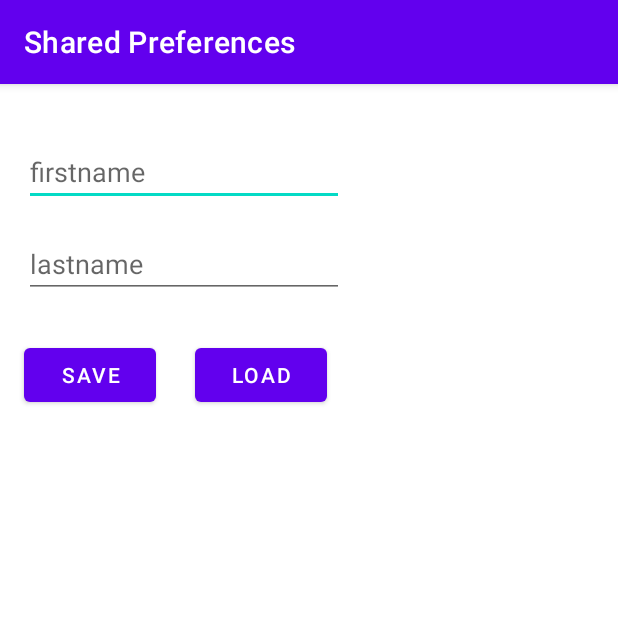
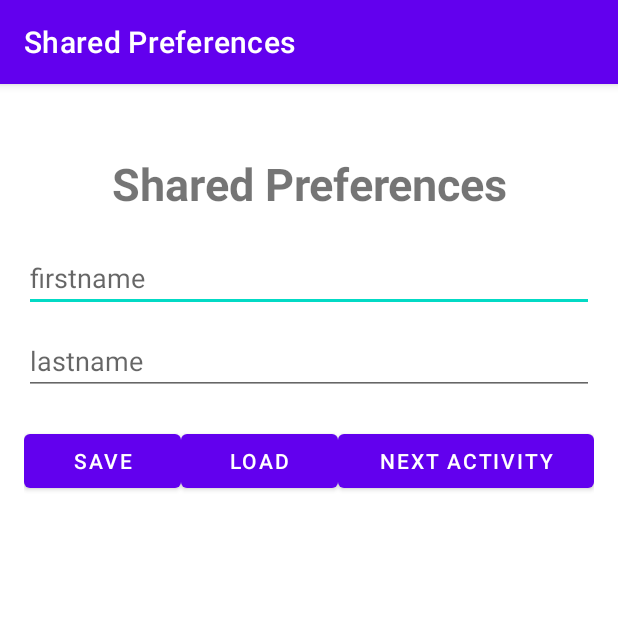
Before and after one commit to Yunizanika/Pertemuan-9-3, an Android app: the screen it shows after launch (MainActivity), on a phone screen of 412 x 824 dp, the top half of it. Run offline under Robolectric (Android 15) with nearby library versions, the phone set to English and light mode, and no system bars.

Commit message:
Shared Preferences

```diff
--- a/app/src/main/AndroidManifest.xml
+++ b/app/src/main/AndroidManifest.xml
@@ -10,6 +10,9 @@
         android:supportsRtl="true"
         android:theme="@style/Theme.SharedPreferences">
         <activity
+            android:name=".SecondActivity"
+            android:exported="false" />
+        <activity
             android:name=".MainActivity"
             android:exported="true">
             <intent-filter>
--- a/app/src/main/java/id/polbeng/yun/sharedpreferences/MainActivity.kt
+++ b/app/src/main/java/id/polbeng/yun/sharedpreferences/MainActivity.kt
@@ -1,6 +1,7 @@
 package id.polbeng.yun.sharedpreferences
 
 import android.content.Context
+import android.content.Intent
 import androidx.appcompat.app.AppCompatActivity
 import android.os.Bundle
 import android.widget.Toast
@@ -11,7 +12,9 @@ class MainActivity : AppCompatActivity() {
         super.onCreate(savedInstanceState)
         setContentView(R.layout.activity_main)
 
-        val pref = getPreferences(Context.MODE_PRIVATE)
+        val filename = "$packageName TESTFILE"
+        val pref = getSharedPreferences(filename, Context.MODE_PRIVATE)
+
         btnsave.setOnClickListener {
             val editor = pref.edit()
             editor.putString("lastname", txtlastname.text.toString())
@@ -19,11 +22,17 @@ class MainActivity : AppCompatActivity() {
             editor.apply()
             Toast.makeText(this, "Saved Data", Toast.LENGTH_LONG).show()
         }
+
         btnload.setOnClickListener {
             val mlastname = pref.getString("lastname","")
             val mfirstname = pref.getString("firstname", "")
             val moutput = "$mfirstname $mlastname"
             txtoutput.text = moutput
+        }
+
+        btnSecondActivity.setOnClickListener {
+            val intent = Intent(this@MainActivity, SecondActivity::class.java)
+            startActivity(intent)
         }
     }
 
--- a/app/src/main/res/layout/activity_main.xml
+++ b/app/src/main/res/layout/activity_main.xml
@@ -1,66 +1,82 @@
 <?xml version="1.0" encoding="utf-8"?>
-<androidx.constraintlayout.widget.ConstraintLayout xmlns:android="http://schemas.android.com/apk/res/android"
+<RelativeLayout xmlns:android="http://schemas.android.com/apk/res/android"
     xmlns:app="http://schemas.android.com/apk/res-auto"
     xmlns:tools="http://schemas.android.com/tools"
     android:layout_width="match_parent"
     android:layout_height="match_parent"
-    tools:context=".MainActivity">
+    tools:context=".MainActivity"
+    android:padding="16dp">
 
+    <LinearLayout
+        android:id="@+id/llInputText"
+        android:layout_width="match_parent"
+        android:layout_height="wrap_content"
+        android:layout_below="@+id/tvJudul"
+        android:layout_marginTop="20dp"
+        android:orientation="vertical">
+        <EditText
+            android:id="@+id/txtfirstname"
+            android:layout_width="match_parent"
+            android:layout_height="wrap_content"
+            android:hint="@string/first_name"
+            android:inputType="textPersonName"
+            android:autofillHints="" />
+
+        <EditText
+            android:id="@+id/txtlastname"
+            android:layout_width="match_parent"
+            android:layout_height="wrap_content"
+            android:layout_marginTop="10dp"
+            android:hint="@string/last_name"
+            android:inputType="textPersonName"
+            android:autofillHints="" />
+    </LinearLayout>
+
+    <LinearLayout
+        android:id="@+id/llButton"
+        android:layout_width="match_parent"
+        android:layout_height="wrap_content"
+        android:layout_below="@+id/llInputText"
+        android:layout_marginTop="20dp"
+        android:orientation="horizontal"
+        android:weightSum="10">
         <Button
             android:id="@+id/btnsave"
             android:layout_width="wrap_content"
             android:layout_height="wrap_content"
-        android:layout_marginStart="16dp"
-        android:text="@string/save"
-        app:layout_constraintBaseline_toBaselineOf="@+id/btnload"
-        app:layout_constraintStart_toStartOf="parent" />
-
+            android:layout_weight="3"
+            android:text="@string/save"/>
         <Button
             android:id="@+id/btnload"
             android:layout_width="wrap_content"
             android:layout_height="wrap_content"
-        android:layout_marginEnd="11dp"
-        android:layout_marginTop="27dp"
-        android:text="@string/load"
-        app:layout_constraintEnd_toEndOf="@+id/txtlastname"
-        app:layout_constraintTop_toBottomOf="@+id/txtlastname" />
-
-    <EditText
-        android:id="@+id/txtfirstname"
+            android:layout_weight="3"
+            android:text="@string/load"/>
+        <Button
+            android:id="@+id/btnSecondActivity"
             android:layout_width="wrap_content"
             android:layout_height="wrap_content"
-        android:layout_marginStart="16dp"
-        android:layout_marginTop="36dp"
-        android:ems="10"
-        android:inputType="textPersonName"
-        android:hint="@string/first_name"
-        app:layout_constraintStart_toStartOf="parent"
-        app:layout_constraintTop_toTopOf="parent"
-        android:autofillHints="" />
-
-    <EditText
-        android:id="@+id/txtlastname"
-
-        android:layout_width="wrap_content"
-        android:layout_height="wrap_content"
-        android:layout_marginStart="16dp"
-        android:layout_marginTop="16dp"
-        android:ems="10"
-        android:inputType="textPersonName"
-        android:hint="@string/last_name"
-        app:layout_constraintStart_toStartOf="parent"
-        app:layout_constraintTop_toBottomOf="@+id/txtfirstname"
-        android:autofillHints="" />
+            android:layout_weight="4"
+            android:text="@string/next_activity"/>
+    </LinearLayout>
 
     <TextView
+        android:id="@+id/tvJudul"
+        android:layout_width="match_parent"
+        android:layout_height="wrap_content"
+        android:layout_marginTop="30dp"
+        android:text="@string/shared_preferences"
+        android:textAlignment="center"
+        android:textSize="30sp"
+        android:textStyle="bold" />
+    <TextView
         android:id="@+id/txtoutput"
-        android:layout_width="wrap_content"
+        android:layout_width="match_parent"
         android:layout_height="wrap_content"
-        android:layout_marginBottom="183dp"
-        android:layout_marginStart="16dp"
+        android:layout_alignParentBottom="true"
+
+        android:layout_marginBottom="20dp"
         android:text="@string/textview"
-        android:textSize="36sp"
-        app:layout_constraintBottom_toBottomOf="parent"
-        app:layout_constraintStart_toStartOf="parent" />
-
-</androidx.constraintlayout.widget.ConstraintLayout>
+        android:textAlignment="center"
+        android:textSize="36sp" />
+</RelativeLayout>
--- a/app/src/main/res/values/strings.xml
+++ b/app/src/main/res/values/strings.xml
@@ -5,4 +5,6 @@
     <string name="first_name">First Name</string>
     <string name="last_name">Last Name</string>
     <string name="textview">TextView</string>
+    <string name="shared_preferences">Shared Preferences</string>
+    <string name="next_activity">Next Activity</string>
 </resources>
```
Also changed, not shown: app/src/main/java/id/polbeng/yun/sharedpreferences/SecondActivity.kt (added, +26 -0 lines), app/src/main/res/layout/activity_second.xml (added, +27 -0 lines). Lines whose indentation alone changed are shown as unchanged.
